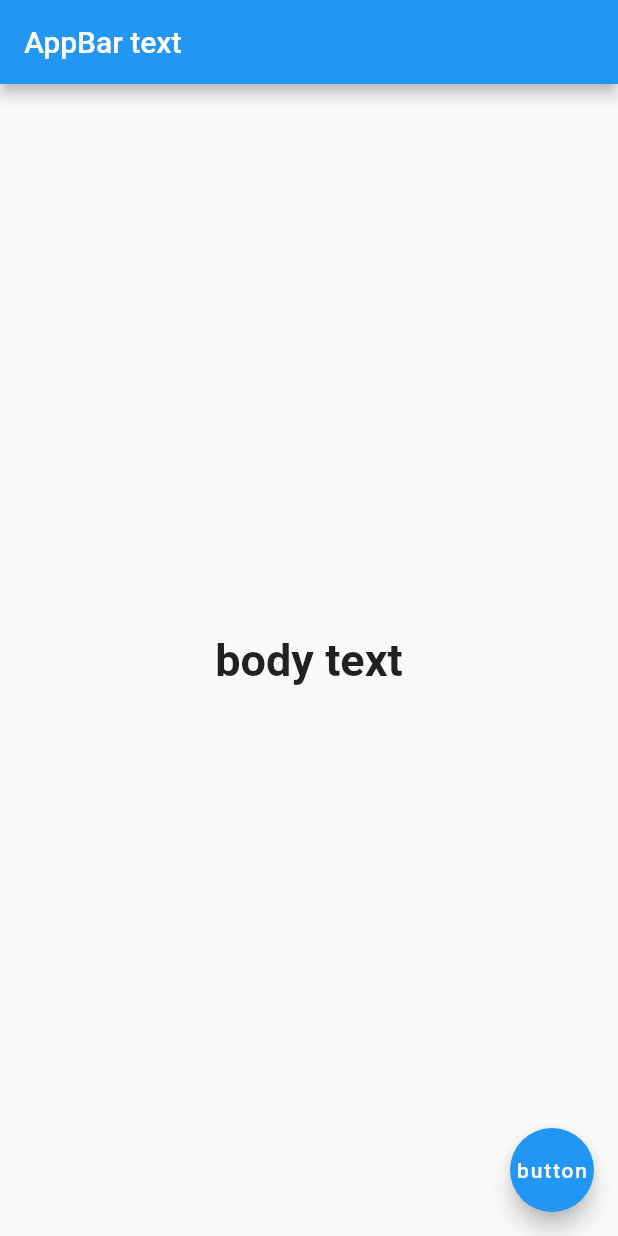
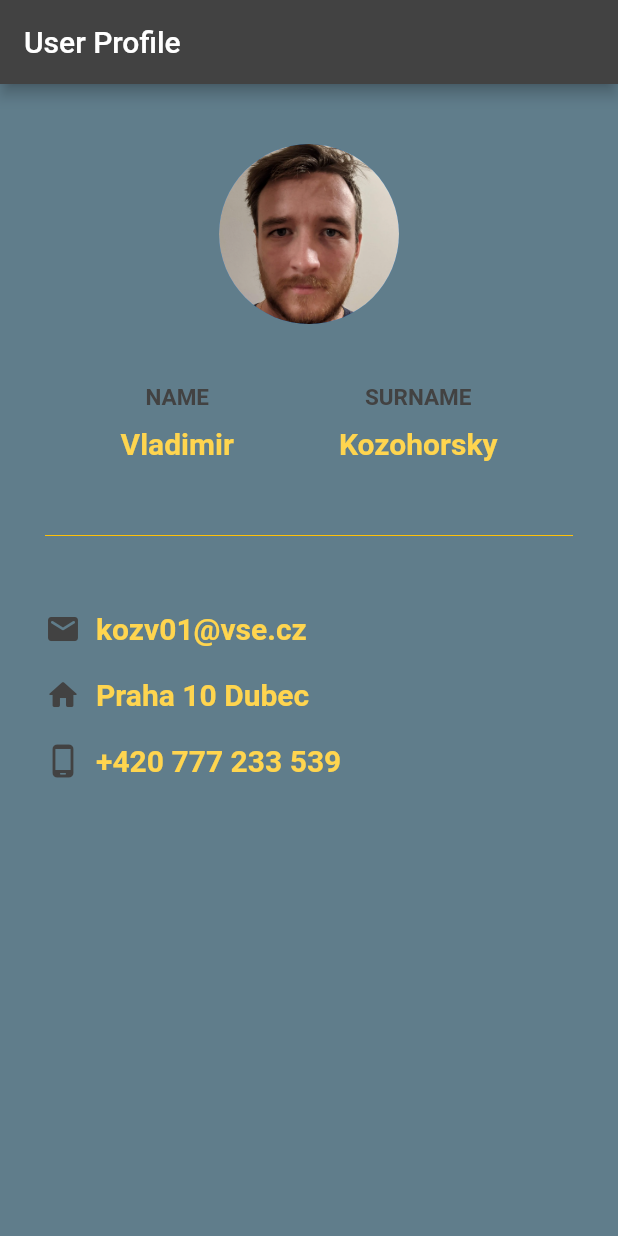
Before and after one commit to kozohorsky/flutterApp, a Flutter app: the screen it shows after launch, on a phone screen of 412 x 824 dp. Run offline on Flutter 3.47's test engine with Material 2 defaults, Android fonts, the phone set to English and light mode, and no system bars.

Commit message:
Stateless profile card

```diff
--- a/flutter_app/lib/main.dart
+++ b/flutter_app/lib/main.dart
@@ -1,5 +1,4 @@
 import 'package:flutter/material.dart';
-import 'package:flutter/semantics.dart';
 
 void main() => runApp(MaterialApp(home: Home()));
 
@@ -7,17 +6,100 @@ class Home extends StatelessWidget {
   @override
   Widget build(BuildContext context) {
     return Scaffold(
+      backgroundColor: Colors.blueGrey,
       appBar: AppBar(
-        title: Text('AppBar text'),
+        title: Text('User Profile'),
+        backgroundColor: Colors.grey[800],
       ),
-      body: Center(
-        child: Text(
-          'body text',
-          style: TextStyle(fontSize: 30.0, fontWeight: FontWeight.bold),
+      body: Padding(
+        padding: EdgeInsets.fromLTRB(30.0, 40.0, 30.0, 0.0),
+        child: Column(
+          children: <Widget>[
+            Center(
+              child: CircleAvatar(
+                backgroundImage: AssetImage('assets/avatar.png'),
+                radius: 60.0,
+              ),
+            ),
+            SizedBox(height: 40.0),
+            Row(
+              mainAxisAlignment: MainAxisAlignment.center,
+              children: <Widget>[
+                Column(
+                  children: <Widget>[
+                    Text('NAME',
+                        style: TextStyle(
+                            color: Colors.grey[800],
+                            fontSize: 15,
+                            fontWeight: FontWeight.bold)),
+                    SizedBox(height: 10.0),
+                    Text('Vladimir',
+                        style: TextStyle(
+                            color: Colors.amber[300],
+                            fontWeight: FontWeight.bold,
+                            fontSize: 20.0)),
+                  ],
+                ),
+                SizedBox(width: 70.0),
+                Column(children: <Widget>[
+                  Text('SURNAME',
+                      style: TextStyle(
+                          color: Colors.grey[800],
+                          fontSize: 15.0,
+                          fontWeight: FontWeight.bold)),
+                  SizedBox(height: 10.0),
+                  Text('Kozohorsky',
+                      style: TextStyle(
+                          color: Colors.amber[300],
+                          fontWeight: FontWeight.bold,
+                          fontSize: 20.0))
+                ]),
+              ],
+            ),
+            Divider(
+              height: 100.0,
+              color: Colors.amber,
+            ),
+            Row(
+              mainAxisAlignment: MainAxisAlignment.start,
+              children: <Widget>[
+                Icon(Icons.email_rounded, color: Colors.grey[800]),
+                SizedBox(width: 10.0),
+                Text('kozv01@vse.cz',
+                    style: TextStyle(
+                        color: Colors.amber[300],
+                        fontWeight: FontWeight.bold,
+                        fontSize: 20.0))
+              ],
+            ),
+            SizedBox(height: 20.0),
+            Row(
+              mainAxisAlignment: MainAxisAlignment.start,
+              children: <Widget>[
+                Icon(Icons.home_rounded, color: Colors.grey[800]),
+                SizedBox(width: 10.0),
+                Text('Praha 10 Dubec',
+                    style: TextStyle(
+                        color: Colors.amber[300],
+                        fontWeight: FontWeight.bold,
+                        fontSize: 20.0))
+              ],
+            ),
+            SizedBox(height: 20.0),
+            Row(
+              mainAxisAlignment: MainAxisAlignment.start,
+              children: <Widget>[
+                Icon(Icons.phone_android_rounded, color: Colors.grey[800]),
+                SizedBox(width: 10.0),
+                Text('+420 777 233 539',
+                    style: TextStyle(
+                        color: Colors.amber[300],
+                        fontWeight: FontWeight.bold,
+                        fontSize: 20.0))
+              ],
+            ),
+          ],
         ),
-      ),
-      floatingActionButton: FloatingActionButton(
-        child: Text('button'),
       ),
     );
   }
--- a/flutter_app/pubspec.yaml
+++ b/flutter_app/pubspec.yaml
@@ -45,9 +45,8 @@ flutter:
   uses-material-design: true
 
   # To add assets to your application, add an assets section, like this:
-  # assets:
-  #   - images/a_dot_burr.jpeg
-  #   - images/a_dot_ham.jpeg
+  assets:
+    - assets/avatar.png
 
   # An image asset can refer to one or more resolution-specific "variants", see
   # https://flutter.dev/assets-and-images/#resolution-aware.
```
Also changed, not shown: flutter_app/assets/Ja.jpeg (added), flutter_app/assets/avatar.png (added), flutter_app/assets/stockapp.png (added), 1 other file.
